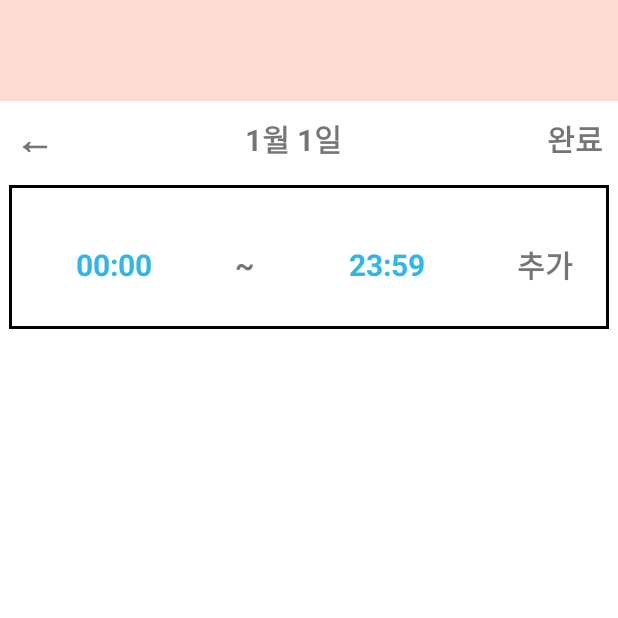
After one commit to ys200209/Daily-Planner_Android, an Android app: the DailyActivity screen opened directly, with no data from a screen before it, on a phone screen of 412 x 824 dp, the top half of it. The commit adds this screen. Run offline under Robolectric (Android 15) with nearby library versions, the phone set to English and light mode, and no system bars.

Commit message:
Create Daily_Plan & Custom Dialog

```diff
--- /dev/null
+++ b/app/src/main/java/com/seyeong/youtube_block_application2/DailyActivity.java
@@ -0,0 +1,172 @@
+package com.seyeong.youtube_block_application2;
+
+import androidx.appcompat.app.AppCompatActivity;
+
+import android.app.TimePickerDialog;
+import android.content.DialogInterface;
+import android.content.Intent;
+import android.os.Bundle;
+import android.view.View;
+import android.widget.ListView;
+import android.widget.TextView;
+import android.widget.TimePicker;
+import android.widget.Toast;
+
+import java.util.ArrayList;
+import java.util.Calendar;
+
+public class DailyActivity extends AppCompatActivity {
+    private ListView customListView;
+    // static private CustomAdapter adapter;
+    private ArrayList<CustomView> customList;
+    private TextView backSpace;
+    private TextView from, to;
+
+    @Override
+    protected void onCreate(Bundle savedInstanceState) {
+        super.onCreate(savedInstanceState);
+        setContentView(R.layout.activity_daily);
+
+        customListView = (ListView) findViewById(R.id.listView);
+        customList = new ArrayList<CustomView>();
+        backSpace = findViewById(R.id.backSpace);
+        from = findViewById(R.id.from);
+        to = findViewById(R.id.to);
+
+        Intent i = getIntent();
+        int Month = i.getIntExtra("month", 1);
+        int Day = i.getIntExtra("day", 1);
+
+        TextView date = findViewById(R.id.date);
+        date.setText(Month + "월 " + Day + "일");
+
+        backSpace.setOnClickListener(new View.OnClickListener() {
+            @Override
+            public void onClick(View v) {
+                finish();
+            }
+        });
+
+        from.setOnClickListener((v) -> {
+            showHourPicker("From :");
+        });
+
+        to.setOnClickListener((v) -> {
+            showHourPicker("To :");
+        });
+
+    }
+
+    public void showHourPicker(String title) {
+        final Calendar myCalender = Calendar.getInstance();
+        int hour = myCalender.get(Calendar.HOUR_OF_DAY);
+        int minute = myCalender.get(Calendar.MINUTE);
+
+
+        TimePickerDialog.OnTimeSetListener myTimeListener = new TimePickerDialog.OnTimeSetListener() {
+            @Override
+            public void onTimeSet(TimePicker view, int hourOfDay, int minute) {
+                if (view.isShown()) {
+                    myCalender.set(Calendar.HOUR_OF_DAY, hourOfDay);
+                    myCalender.set(Calendar.MINUTE, minute);
+                }
+            }
+        };
+
+        TimePickerDialog timePickerDialog = new TimePickerDialog(DailyActivity.this, android.R.style.Theme_Holo_Light_Dialog_NoActionBar, myTimeListener, hour, minute, true);
+        timePickerDialog.setTitle(title);
+        timePickerDialog.getWindow().setBackgroundDrawableResource(android.R.color.transparent);
+        timePickerDialog.show();
+
+        new DialogInterface.OnClickListener() {
+            @Override
+            public void onClick(DialogInterface dialogInterface, int i) {
+                Toast.makeText(getApplicationContext(), hour+", " + minute, Toast.LENGTH_SHORT).show();
+            }
+        };
+
+    }
+
+    /*public class CustomAdapter extends BaseAdapter {
+
+        private Context context;
+        private List<CustomView> customViewList;
+        public String downloadStatus = "다운로드중...";
+        public int public_progress = 0;
+        public String public_percent;
+
+        public CustomAdapter(Context context, List<CustomView> customViewList) {
+            this.context = context;
+            this.customViewList = customViewList;
+        }
+
+        public class ViewHolder {
+            public ImageView thumbnail;
+            public TextView title;
+            public int int_progress = public_progress;
+            public ProgressBar progressBar;
+            public String string_persent = public_percent;
+            public TextView progressPersent;
+            public TextView fileSize;
+            public Bitmap mBitmap;
+            public TextView tvDownloadStatus;
+            public String holder_downloadStatus = downloadStatus;
+        }
+
+        @Override
+        public int getCount() {
+            return customViewList.size();
+        }
+
+        @Override
+        public Object getItem(int i) {
+            return customViewList.get(i);
+        }
+
+        @Override
+        public long getItemId(int i) {
+            return i;
+        }
+
+        @Override
+        public View getView(int i, View view, ViewGroup viewGroup) {
+
+            ViewHolder holder = null;
+            if (view == null) {
+                LayoutInflater vi = (LayoutInflater) getSystemService(
+                        Context.LAYOUT_INFLATER_SERVICE);
+                view = vi.inflate(R.layout.custom_view, null);
+                //final TextView work = (TextView) view.findViewById(R.id.titl);
+                holder = new ViewHolder();
+                holder.thumbnail = (ImageView) view.findViewById(R.id.thumbnail);
+                holder.title = (TextView) view.findViewById(R.id.title);
+                holder.progressBar = (ProgressBar) view.findViewById(R.id.progress_bar);
+                holder.progressPersent = (TextView) view.findViewById(R.id.progress_percent);
+                holder.fileSize = (TextView) view.findViewById(R.id.fileSize);
+                holder.tvDownloadStatus = (TextView) view.findViewById(R.id.downloadStatus);
+
+                view.setTag(holder);
+
+
+            } else {
+                holder = (ViewHolder) view.getTag();
+            }
+
+            CustomView country = customList.get(i);
+
+            mDbOpenHelper.openR();
+            Map<String, String> map = mDbOpenHelper.selectProgress();
+            mDbOpenHelper.close();
+
+            holder.thumbnail.setImageBitmap(country.getmBitmap());
+            holder.title.setText(country.getTitle()+"  ");
+            holder.progressBar.setProgress(Integer.parseInt(map.get("progress"+i)));
+            holder.progressPersent.setText(map.get("progress"+i) + "%");
+            holder.fileSize.setText(country.getFileSize());
+            holder.tvDownloadStatus.setText(map.get("isdownload"+i));
+            holder.title.setTag(country);
+            return view;
+        }
+    }*/
+
+}
--- /dev/null
+++ b/app/src/main/res/drawable/border.xml
@@ -0,0 +1,21 @@
+<?xml version="1.0" encoding="utf-8"?>
+
+<layer-list xmlns:android="http://schemas.android.com/apk/res/android">
+    <item
+        android:bottom="1dp"
+        android:left="1dp"
+        android:right="1dp"
+        android:top="1dp">
+        <shape
+            android:shape="rectangle" >
+            <stroke
+                android:width="2dp"
+                android:color="#000000"
+                />
+
+            <solid
+                android:color="#FFF" />
+
+        </shape>
+    </item>
+</layer-list>
--- /dev/null
+++ b/app/src/main/res/layout/activity_daily.xml
@@ -0,0 +1,132 @@
+<?xml version="1.0" encoding="utf-8"?>
+<LinearLayout xmlns:android="http://schemas.android.com/apk/res/android"
+    xmlns:app="http://schemas.android.com/apk/res-auto"
+    xmlns:tools="http://schemas.android.com/tools"
+    android:layout_width="match_parent"
+    android:layout_height="match_parent"
+    android:orientation="vertical"
+    tools:context=".DailyActivity">
+
+    <TextView
+        android:layout_width="match_parent"
+        android:layout_height="wrap_content"
+        android:padding="24dp"
+        android:background="@color/primary"
+        />
+
+    <androidx.constraintlayout.widget.ConstraintLayout
+        android:layout_width="match_parent"
+        android:layout_height="wrap_content">
+
+        <TextView
+            android:id="@+id/backSpace"
+            android:layout_width="wrap_content"
+            android:layout_height="wrap_content"
+            android:layout_marginLeft="10dp"
+            android:text="←"
+            android:textSize="26sp"
+            android:textStyle="bold"
+            app:layout_constraintBottom_toBottomOf="parent"
+            app:layout_constraintStart_toStartOf="parent"
+            app:layout_constraintTop_toTopOf="parent" />
+
+        <TextView
+            android:id="@+id/date"
+            android:layout_width="wrap_content"
+            android:layout_height="wrap_content"
+            android:text="6월 5일"
+            android:textSize="20sp"
+            android:textStyle="bold"
+            app:layout_constraintBottom_toBottomOf="parent"
+            app:layout_constraintEnd_toStartOf="@+id/textView"
+            app:layout_constraintStart_toEndOf="@+id/backSpace"
+            app:layout_constraintTop_toTopOf="parent" />
+
+        <TextView
+            android:id="@+id/textView"
+            android:layout_width="wrap_content"
+            android:layout_height="wrap_content"
+            android:text="완료"
+            android:padding="10dp"
+            android:textSize="20sp"
+            android:textStyle="bold"
+            app:layout_constraintBottom_toBottomOf="parent"
+            app:layout_constraintEnd_toEndOf="parent"
+            app:layout_constraintTop_toTopOf="parent" />
+
+    </androidx.constraintlayout.widget.ConstraintLayout>
+
+    <LinearLayout
+        android:layout_width="match_parent"
+        android:layout_height="wrap_content"
+        android:paddingTop="10dp"
+        android:orientation="horizontal"
+        android:background="@drawable/border"
+        android:layout_margin="5dp">
+
+
+        <androidx.constraintlayout.widget.ConstraintLayout
+            android:layout_width="wrap_content"
+            android:layout_height="wrap_content"
+            >
+
+            <TextView
+                android:id="@+id/from"
+                android:layout_width="wrap_content"
+                android:layout_height="match_parent"
+                android:text="00:00"
+                android:textColor="#33B5E5"
+                android:padding="30dp"
+                android:textSize="20sp"
+                android:textStyle="bold"
+                android:layout_marginLeft="15dp"
+                app:layout_constraintBottom_toBottomOf="parent"
+                app:layout_constraintEnd_toStartOf="@+id/textView2"
+                app:layout_constraintStart_toStartOf="parent"
+                app:layout_constraintTop_toTopOf="parent" />
+
+            <TextView
+                android:id="@+id/textView2"
+                android:layout_width="wrap_content"
+                android:layout_height="wrap_content"
+                android:padding="25dp"
+                android:text="~"
+                android:textSize="20sp"
+                android:textStyle="bold"
+                app:layout_constraintBottom_toBottomOf="parent"
+                app:layout_constraintEnd_toEndOf="parent"
+                app:layout_constraintStart_toStartOf="parent"
+                app:layout_constraintTop_toTopOf="parent" />
+
+            <TextView
+                android:id="@+id/to"
+                android:layout_width="wrap_content"
+                android:layout_height="wrap_content"
+                android:padding="30dp"
+                android:text="23:59"
+                android:textColor="#33B5E5"
+                android:textSize="20sp"
+                android:textStyle="bold"
+                app:layout_constraintBottom_toBottomOf="parent"
+                app:layout_constraintEnd_toEndOf="parent"
+                app:layout_constraintStart_toEndOf="@+id/textView2"
+                app:layout_constraintTop_toTopOf="parent" />
+        </androidx.constraintlayout.widget.ConstraintLayout>
+
+        <TextView
+            android:layout_width="match_parent"
+            android:layout_height="match_parent"
+            android:text="추가"
+            android:textStyle="bold"
+            android:textSize="20sp"
+            android:gravity="center"/>
+
+    </LinearLayout>
+
+    <ListView
+        android:id="@+id/listView"
+        android:layout_width="match_parent"
+        android:layout_height="match_parent"
+        android:layout_margin="5dp" />
+
+</LinearLayout>
```
Also changed, not shown: app/src/main/AndroidManifest.xml (+6 -2 lines), app/src/main/java/com/seyeong/youtube_block_application2/CustomView.java (added, +13 -0 lines), app/src/main/java/com/seyeong/youtube_block_application2/MainActivity.java (+124 -6 lines), app/src/main/java/com/seyeong/youtube_block_application2/adapter/CustomAdapter.java (added, +106 -0 lines), app/src/main/res/layout/custom_view.xml (added, +30 -0 lines), 1 other file.
